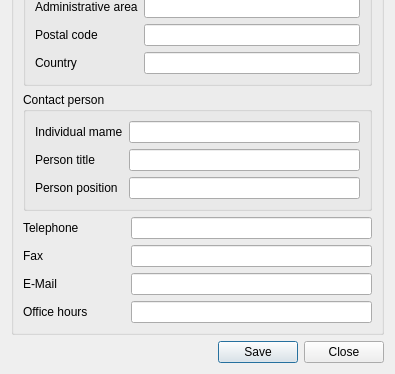
The window that src/ui/ui_organization_editor.ui (nextgis/qgis_metatools) describes before a commit, drawn with Qt 5; both pictures show x 0 to 395 and y 213 to 587 of the 395 by 587 pixel window.
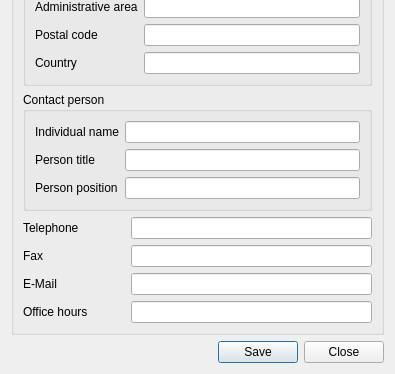
The same window after the commit.

Diff of the .ui file:
```diff
--- a/src/ui/ui_organization_editor.ui
+++ b/src/ui/ui_organization_editor.ui
@@ -119,7 +119,7 @@
          <item row="0" column="0">
           <widget class="QLabel" name="label_6">
            <property name="text">
-            <string>Individual mame</string>
+            <string>Individual name</string>
            </property>
           </widget>
          </item>
```
